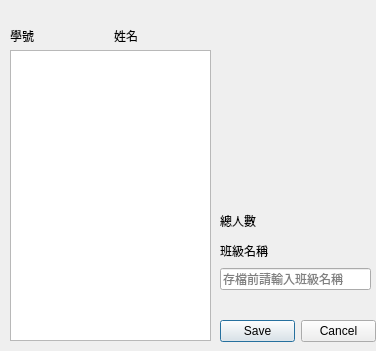
First picture: the form in opf.ui, repository wlhunag/Random_pick, before the edit.
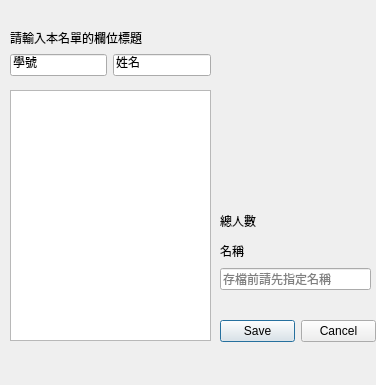
Second picture: the form after the edit.

Diff of the .ui file:
```diff
--- a/opf.ui
+++ b/opf.ui
@@ -7,7 +7,7 @@
     <x>0</x>
     <y>0</y>
     <width>376</width>
-    <height>351</height>
+    <height>385</height>
    </rect>
   </property>
   <property name="windowTitle">
@@ -42,7 +42,7 @@
     <item>
      <widget class="QLabel" name="label_3">
       <property name="text">
-       <string>班級名稱</string>
+       <string>名稱</string>
       </property>
      </widget>
     </item>
@@ -52,7 +52,7 @@
        <string>輸入的名稱將作為主程式中的班級名稱</string>
       </property>
       <property name="placeholderText">
-       <string>存檔前請輸入班級名稱</string>
+       <string>存檔前請先指定名稱</string>
       </property>
      </widget>
     </item>
@@ -88,9 +88,9 @@
    <property name="geometry">
     <rect>
      <x>10</x>
-     <y>50</y>
+     <y>90</y>
      <width>201</width>
-     <height>291</height>
+     <height>251</height>
     </rect>
    </property>
    <property name="toolTip">
@@ -104,21 +104,24 @@
    <property name="geometry">
     <rect>
      <x>10</x>
-     <y>20</y>
+     <y>50</y>
      <width>201</width>
      <height>31</height>
     </rect>
    </property>
    <layout class="QHBoxLayout" name="horizontalLayout">
     <item>
-     <widget class="QLabel" name="label_4">
+     <widget class="QLineEdit" name="lineEdit_number">
       <property name="text">
        <string>學號</string>
       </property>
+      <property name="placeholderText">
+       <string>預設為學號</string>
+      </property>
      </widget>
     </item>
     <item>
-     <widget class="QLabel" name="label_5">
+     <widget class="QLineEdit" name="lineEdit_name">
       <property name="text">
        <string>姓名</string>
       </property>
@@ -126,6 +129,19 @@
     </item>
    </layout>
   </widget>
+  <widget class="QLabel" name="label_4">
+   <property name="geometry">
+    <rect>
+     <x>10</x>
+     <y>30</y>
+     <width>201</width>
+     <height>16</height>
+    </rect>
+   </property>
+   <property name="text">
+    <string>請輸入本名單的欄位標題</string>
+   </property>
+  </widget>
  </widget>
  <resources/>
  <connections>
```
Left out of the diff: 4 changed lines with no effect on the pictures.
